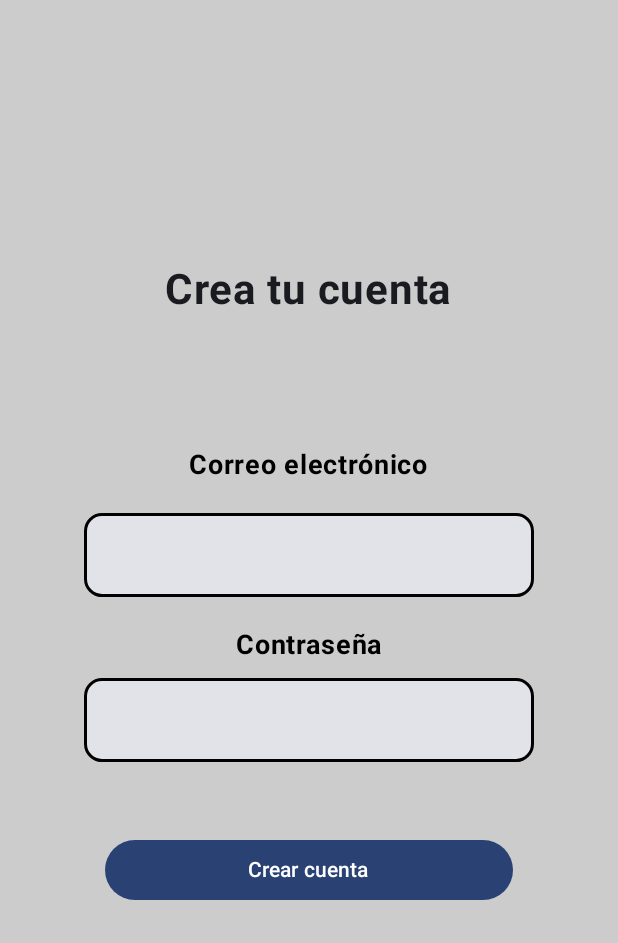
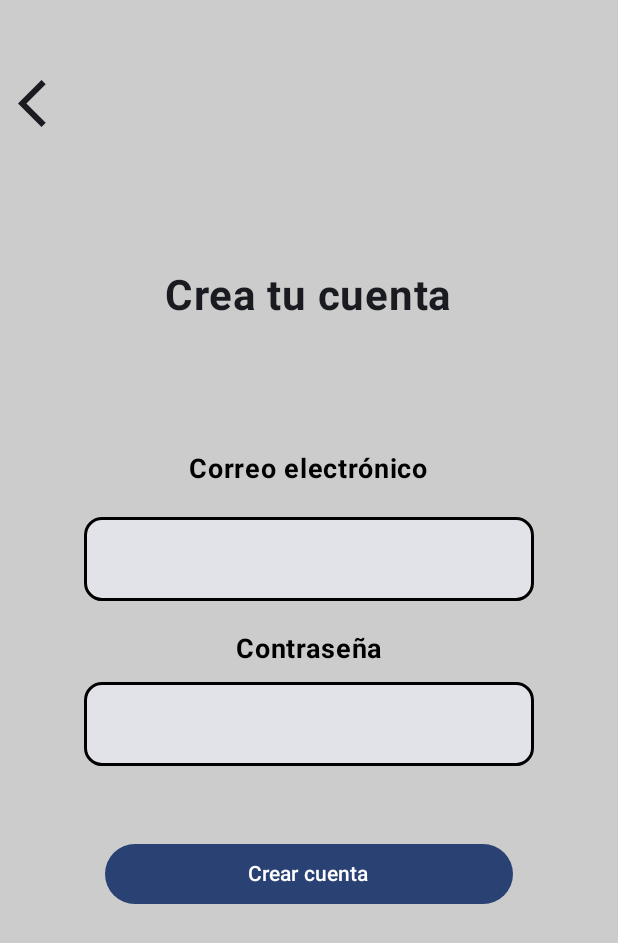
Before and after one commit to valentinegalindog/HospiPet, an Android app built with Jetpack Compose: the screen it shows after launch (MainActivity), after a tap on "Crear una cuenta", on a phone screen of 412 x 824 dp. Shown: the top 943 px of the screen. Run offline under Robolectric (Android 15) with nearby library versions, the phone set to English and light mode, and no system bars; our stand-ins replace Firebase (no records; nobody signed in at launch, a user with empty details on screens opened directly).

Commit message:
se agrega icono devolver

```diff
--- a/app/src/main/java/com/veterinaria/hospipet/NavigationWrapper.kt
+++ b/app/src/main/java/com/veterinaria/hospipet/NavigationWrapper.kt
@@ -21,7 +21,8 @@ fun NavigationWrapper(navHostController: NavHostController, auth: FirebaseAuth)
         }
         composable("logIn"){
             LoginScreen(auth = auth,
-                navigateToSignUp = {navHostController.navigate("signUp")})
+                navigateToSignUp = {navHostController.navigate("signUp")},
+                navigateToInit = {navHostController.navigate("init")})
         }
         composable("signUp"){
             SingUpScreen(auth)
--- a/app/src/main/java/com/veterinaria/hospipet/landing/login/LoginScreen.kt
+++ b/app/src/main/java/com/veterinaria/hospipet/landing/login/LoginScreen.kt
@@ -4,6 +4,7 @@ import android.util.Log
 import androidx.compose.foundation.Image
 import androidx.compose.foundation.background
 import androidx.compose.foundation.border
+import androidx.compose.foundation.clickable
 import androidx.compose.foundation.layout.Column
 import androidx.compose.foundation.layout.Spacer
 import androidx.compose.foundation.layout.fillMaxSize
@@ -14,6 +15,7 @@ import androidx.compose.foundation.layout.size
 import androidx.compose.foundation.layout.width
 import androidx.compose.foundation.shape.RoundedCornerShape
 import androidx.compose.material3.Button
+import androidx.compose.material3.Icon
 import androidx.compose.material3.Text
 import androidx.compose.material3.TextField
 import androidx.compose.runtime.Composable
@@ -35,7 +37,7 @@ import com.veterinaria.hospipet.ui.theme.BlackPure
 import com.veterinaria.hospipet.ui.theme.WhitePure
 
 @Composable
-fun LoginScreen(auth: FirebaseAuth, navigateToSignUp: () -> Unit = {}) {
+fun LoginScreen(auth: FirebaseAuth, navigateToSignUp: () -> Unit = {}, navigateToLogin: () -> Unit = {}, navigateToInit: () -> Unit = {} ) {
     var email by remember { mutableStateOf("") }
     var password by remember { mutableStateOf("") }
 
@@ -45,7 +47,17 @@ fun LoginScreen(auth: FirebaseAuth, navigateToSignUp: () -> Unit = {}) {
             .background(WhitePure),
         horizontalAlignment = Alignment.CenterHorizontally
     ) {
-        Spacer(modifier = Modifier.weight(0.04f))
+
+        Spacer(modifier = Modifier.weight(0.01f))
+        Icon(
+            painter = painterResource(id = R.drawable.baseline_arrow_back_ios_24),
+            contentDescription = "Back",
+            modifier = Modifier.clickable { navigateToInit() }
+                .size(50.dp) // Ajusta el tamaño si es necesario
+                .align(Alignment.Start) // Lo coloca en la esquina superior izquierda
+                .padding(start = 12.dp)
+        )
+        Spacer(modifier = Modifier.weight(0.02f))
         Text(text = "Crea tu cuenta", fontSize = 28.sp, fontWeight = FontWeight.Bold)
         Spacer(modifier = Modifier.weight(0.02f))
 
@@ -54,10 +66,11 @@ fun LoginScreen(auth: FirebaseAuth, navigateToSignUp: () -> Unit = {}) {
         TextField(
             value = email,
             onValueChange = { email = it },
-            modifier = Modifier
+            modifier = Modifier.clickable { navigateToLogin() }
                 .width(300.dp) // Fija un ancho máximo
                 .border(2.dp, BlackPure, RoundedCornerShape(12.dp)) // Borde negro y esquinas redondeadas
                 .clip(RoundedCornerShape(12.dp)),
+
             maxLines = 1, // Evita que crezca en altura
             singleLine = true // Mantiene el texto en una sola línea
         )
--- a/app/src/main/java/com/veterinaria/hospipet/ui/theme/Color.kt
+++ b/app/src/main/java/com/veterinaria/hospipet/ui/theme/Color.kt
@@ -11,3 +11,4 @@ val PurpleGrey40 = Color(0xFF625b71)
 val Pink40 = Color(0xFF7D5260)
 val WhitePure = Color(0xFFCCCCCC)
 val BlackPure = Color(0xFF000000)
+val LightBlue = Color(0xFFA0CFEB)
--- /dev/null
+++ b/app/src/main/res/drawable/baseline_arrow_back_ios_24.xml
@@ -0,0 +1,5 @@
+<vector xmlns:android="http://schemas.android.com/apk/res/android" android:autoMirrored="true" android:height="24dp" android:tint="#000000" android:viewportHeight="24" android:viewportWidth="24" android:width="24dp">
+
+    <path android:fillColor="@android:color/white" android:pathData="M11.67,3.87L9.9,2.1 0,12l9.9,9.9 1.77,-1.77L3.54,12z"/>
+
+</vector>
```
